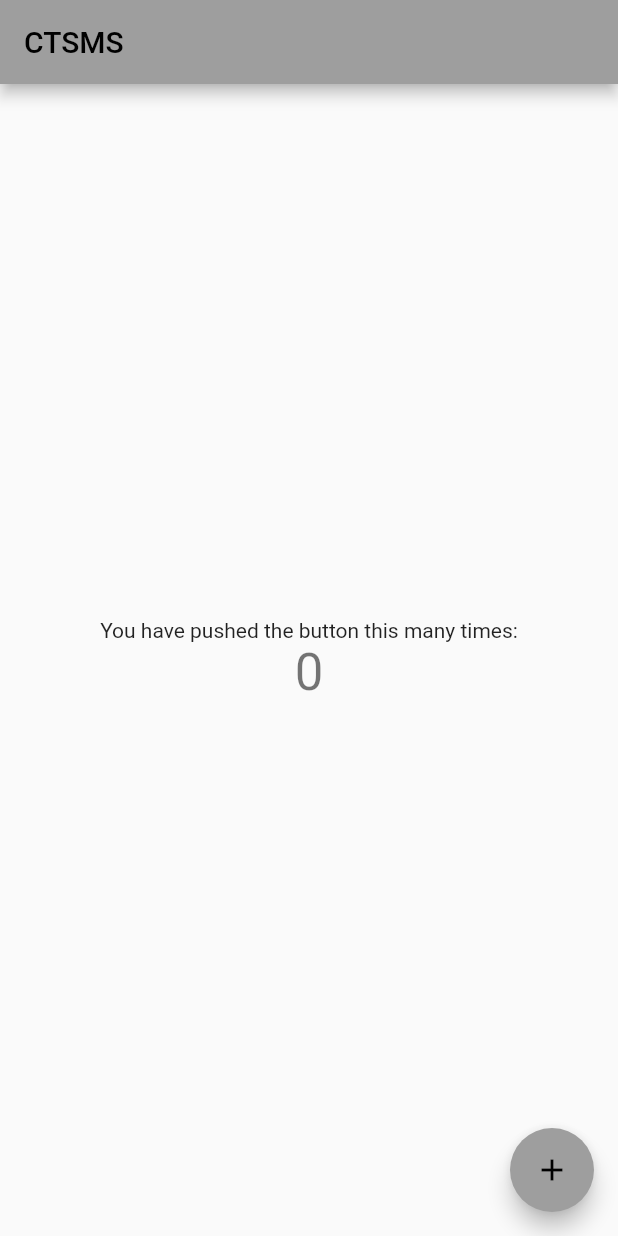
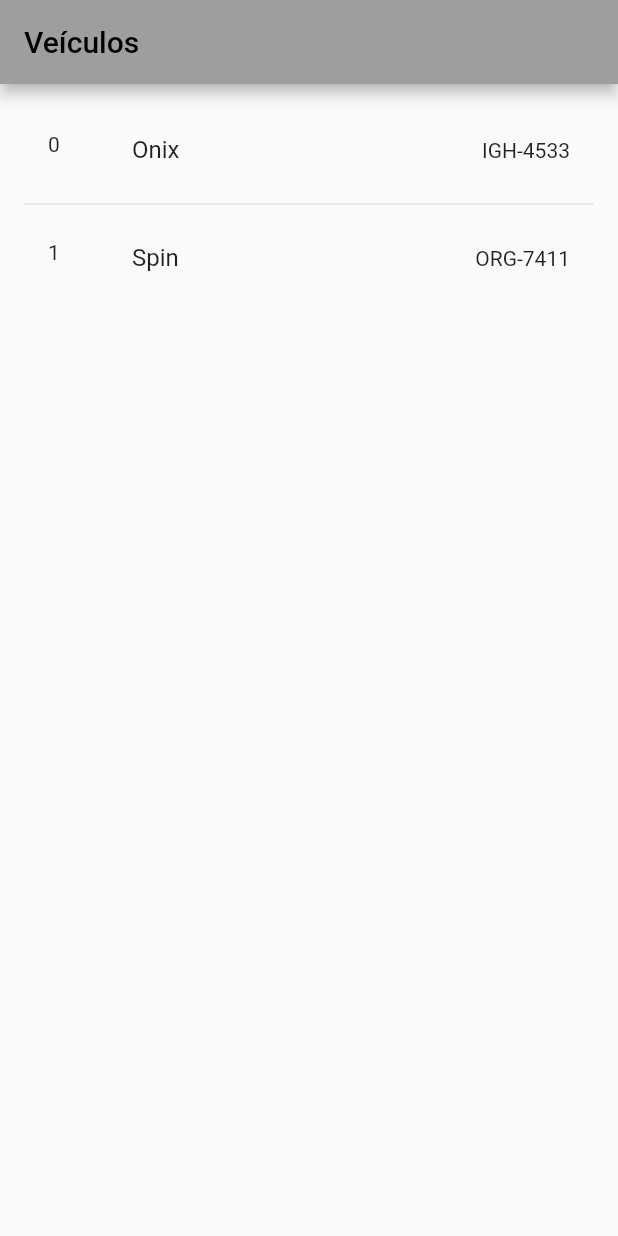
Before and after one commit to jpthurowtomaszewski/CTSMS, a Flutter app: the screen it shows after launch, on a phone screen of 412 x 824 dp. Run offline on Flutter 3.47's test engine with Material 2 defaults, Android fonts, the phone set to English and light mode, and no system bars; missing offline and left inert: dart:ffi.

```diff
--- a/CTSMS.txt
+++ b/CTSMS.txt
@@ -30,4 +30,12 @@ git pull = atualiza os arquivos locais de acordo com os arquivos no github
 git merge = (primeiro entre na brench que receberá as atualizações e use o git pull, depois use o
 git merge nome(da brench que sera salvo os dados) na principal
 
-a
+____________________________________
+
+Busca de entendimento sobre GIT
+
+Dificuldades com ambiente de programação
+
+Dificuldades com emulador android
+
+Estudo de linguagem de programação não conhecida
--- a/lib/main.dart
+++ b/lib/main.dart
@@ -1,115 +1,22 @@
+//import 'dart:html';
+
 import 'package:flutter/material.dart';
+import 'package:tcc/pages/home_page.dart';
 
 void main() {
-  runApp(const MyApp());
+  runApp(CTSMS());
 }
 
-class MyApp extends StatelessWidget {
-  const MyApp({Key? key}) : super(key: key);
-
-  // This widget is the root of your application.
+class CTSMS extends StatelessWidget {
   @override
   Widget build(BuildContext context) {
     return MaterialApp(
-      title: 'Flutter Demo',
+      title: 'Motoristas',
+      debugShowCheckedModeBanner: false,
       theme: ThemeData(
-        // This is the theme of your application.
-        //
-        // Try running your application with "flutter run". You'll see the
-        // application has a blue toolbar. Then, without quitting the app, try
-        // changing the primarySwatch below to Colors.green and then invoke
-        // "hot reload" (press "r" in the console where you ran "flutter run",
-        // or simply save your changes to "hot reload" in a Flutter IDE).
-        // Notice that the counter didn't reset back to zero; the application
-        // is not restarted.
-        primarySwatch: Colors.grey,
-      ),
-      home: const MyHomePage(title: 'CTSMS'),
+          primarySwatch: Colors.grey,
+          visualDensity: VisualDensity.adaptivePlatformDensity),
+      home: HomePage(),
     );
   }
 }
-
-class MyHomePage extends StatefulWidget {
-  const MyHomePage({Key? key, required this.title}) : super(key: key);
-
-  // This widget is the home page of your application. It is stateful, meaning
-  // that it has a State object (defined below) that contains fields that affect
-  // how it looks.
-
-  // This class is the configuration for the state. It holds the values (in this
-  // case the title) provided by the parent (in this case the App widget) and
-  // used by the build method of the State. Fields in a Widget subclass are
-  // always marked "final".
-
-  final String title;
-
-  @override
-  State<MyHomePage> createState() => _MyHomePageState();
-}
-
-class _MyHomePageState extends State<MyHomePage> {
-  int _counter = 0;
-
-  void _incrementCounter() {
-    setState(() {
-      // This call to setState tells the Flutter framework that something has
-      // changed in this State, which causes it to rerun the build method below
-      // so that the display can reflect the updated values. If we changed
-      // _counter without calling setState(), then the build method would not be
-      // called again, and so nothing would appear to happen.
-      _counter++;
-    });
-  }
-
-  @override
-  Widget build(BuildContext context) {
-    // This method is rerun every time setState is called, for instance as done
-    // by the _incrementCounter method above.
-    //
-    // The Flutter framework has been optimized to make rerunning build methods
-    // fast, so that you can just rebuild anything that needs updating rather
-    // than having to individually change instances of widgets.
-    return Scaffold(
-      appBar: AppBar(
-        // Here we take the value from the MyHomePage object that was created by
-        // the App.build method, and use it to set our appbar title.
-        title: Text(widget.title),
-      ),
-      body: Center(
-        // Center is a layout widget. It takes a single child and positions it
-        // in the middle of the parent.
-        child: Column(
-          // Column is also a layout widget. It takes a list of children and
-          // arranges them vertically. By default, it sizes itself to fit its
-          // children horizontally, and tries to be as tall as its parent.
-          //
-          // Invoke "debug painting" (press "p" in the console, choose the
-          // "Toggle Debug Paint" action from the Flutter Inspector in Android
-          // Studio, or the "Toggle Debug Paint" command in Visual Studio Code)
-          // to see the wireframe for each widget.
-          //
-          // Column has various properties to control how it sizes itself and
-          // how it positions its children. Here we use mainAxisAlignment to
-          // center the children vertically; the main axis here is the vertical
-          // axis because Columns are vertical (the cross axis would be
-          // horizontal).
-          mainAxisAlignment: MainAxisAlignment.center,
-          children: <Widget>[
-            const Text(
-              'You have pushed the button this many times:',
-            ),
-            Text(
-              '$_counter',
-              style: Theme.of(context).textTheme.headline4,
-            ),
-          ],
-        ),
-      ),
-      floatingActionButton: FloatingActionButton(
-        onPressed: _incrementCounter,
-        tooltip: 'Aumenta',
-        child: const Icon(Icons.add),
-      ), // This trailing comma makes auto-formatting nicer for build methods.
-    );
-  }
-}
--- /dev/null
+++ b/lib/models/motorista.dart
@@ -0,0 +1,6 @@
+class Motorista {
+  String nome;
+  String matricula;
+
+  Motorista({required this.nome, required this.matricula});
+}
--- /dev/null
+++ b/lib/models/veiculo.dart
@@ -0,0 +1,13 @@
+import 'package:flutter/cupertino.dart';
+
+import 'motorista.dart';
+
+class Veiculo {
+  String nome;
+  String imagem;
+  String placa;
+  late Color cor;
+  List<Motorista> motoristas = [];
+
+  Veiculo({required this.imagem, required this.nome, required this.placa});
+}
--- /dev/null
+++ b/lib/pages/home_controller.dart
@@ -0,0 +1,24 @@
+//import 'dart:html';
+import 'home_page.dart';
+import '../models/veiculo.dart';
+
+class HomeController {
+  late List<Veiculo> tabela;
+
+  HomeController() {
+    tabela = [
+      Veiculo(
+        nome: 'Onix',
+        placa: 'IGH-4533',
+        imagem:
+            'https://www.google.com/url?sa=i&url=https%3A%2F%2Fjantes-e-pneus.com%2Fsize%2Fchevrolet%2Fonix%2F2014%2F&psig=AOvVaw1DUx5Y7FlmecRGf0mpxqJy&ust=1648321182599000&source=images&cd=vfe&ved=0CAsQjRxqFwoTCLjA_In54fYCFQAAAAAdAAAAABAD',
+      ),
+      Veiculo(
+        nome: 'Spin',
+        placa: 'ORG-7411',
+        imagem:
+            'https://www.google.com/imgres?imgurl=https%3A%2F%2Fw7.pngwing.com%2Fpngs%2F419%2F362%2Fpng-transparent-chevrolet-spin-car-minivan-chevrolet-compact-car-van-vehicle-thumbnail.png&imgrefurl=https%3A%2F%2Fwww.pngwing.com%2Fpt%2Fsearch%3Fq%3DChevrolet%2BSpin&tbnid=lOWUgGI804Sw3M&vet=12ahUKEwiPvbGw-eH2AhWtkZUCHVUUAAAQMygXegQIARBs..i&docid=eLVsuq6PexTAlM&w=360&h=203&q=veiculo%20spin%20icone%20web&client=opera-gx&ved=2ahUKEwiPvbGw-eH2AhWtkZUCHVUUAAAQMygXegQIARBs',
+      ),
+    ];
+  }
+}
--- /dev/null
+++ b/lib/pages/home_page.dart
@@ -0,0 +1,43 @@
+import 'dart:ffi';
+
+import 'package:flutter/material.dart';
+//import 'package:tcc/pages/home_controller.dart';
+import 'home_controller.dart';
+
+class HomePage extends StatefulWidget {
+  @override
+  State<HomePage> createState() => _HomePageState();
+}
+
+class _HomePageState extends State<HomePage> {
+  var controller;
+
+  @override
+  void initState() {
+    super.initState();
+    controller = HomeController();
+  }
+
+  @override
+  Widget build(BuildContext context) {
+    return Scaffold(
+      appBar: AppBar(
+        title: Text('Veículos'),
+      ),
+      body: ListView.separated(
+        itemBuilder: (BuildContext contexto, int i) {
+          final tabela = controller.tabela;
+          return ListTile(
+            //leading: Image.network(tabela[i].imagem),
+            leading: Text(i.toString()),
+            title: Text(tabela[i].nome),
+            trailing: Text(tabela[i].placa.toString()),
+          );
+        },
+        separatorBuilder: (_, __) => Divider(),
+        padding: EdgeInsets.all(16),
+        itemCount: controller.tabela.length,
+      ),
+    );
+  }
+}
--- /dev/null
+++ b/lib/repositories/veiculos_repository.dart
@@ -0,0 +1,13 @@
+import 'package:tcc/models/motorista.dart';
+import 'package:tcc/models/veiculo.dart';
+import 'package:flutter/material.dart';
+
+class VeiculosRepository {
+  final List<Veiculo> _veiculo = [];
+
+  get veiculos => this._veiculo;
+
+  void addVeiculo({required Veiculo veiculo, required Motorista motorista}) {
+    veiculo.motoristas.add(motorista);
+  }
+}
```
Also changed, not shown: TELAS_APP_CTSMS.png (added), 1 other file.
